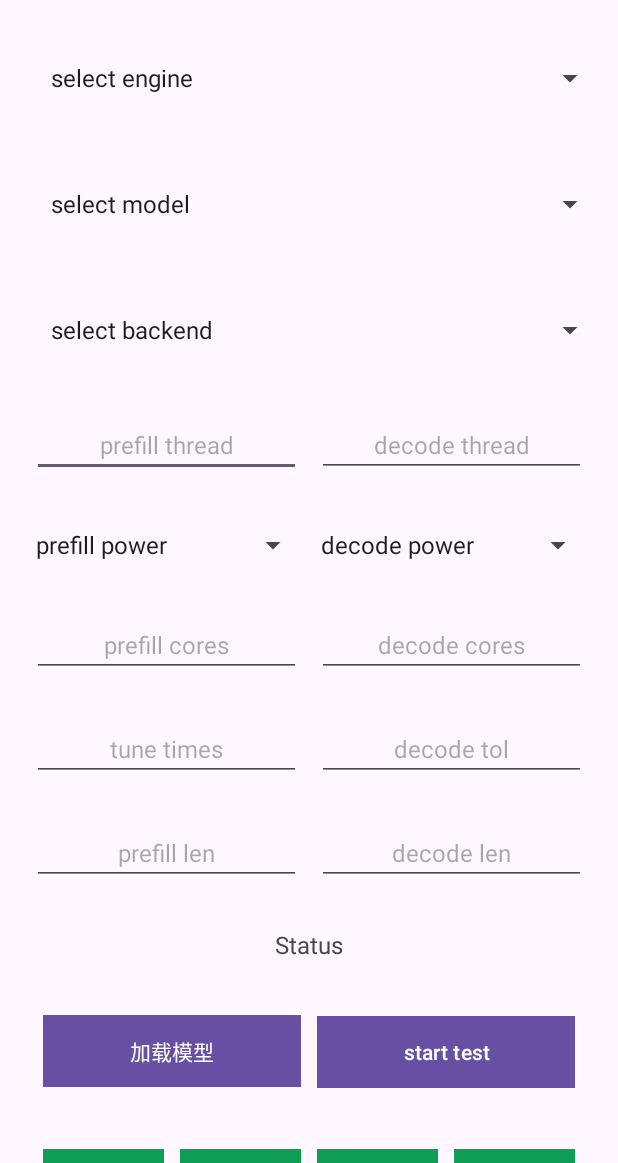
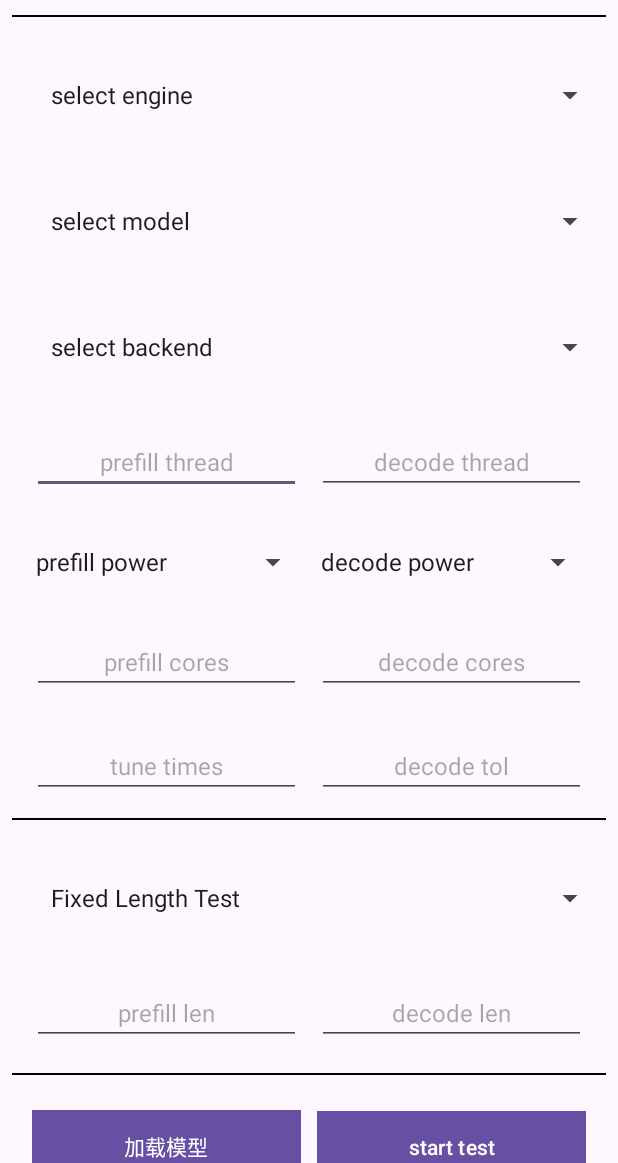
Before and after one commit to huangzhengxiang/LLM-Profiler, an Android app: the screen it shows after launch (MainActivity), on a phone screen of 412 x 824 dp, the part 73-1236 px from its top. Run offline under Robolectric (Android 15) with nearby library versions, the phone set to English and light mode, and no system bars.

Commit message:
add 2 test modes

```diff
--- a/android2/app/src/main/java/com/iot/audio/MainActivity.java
+++ b/android2/app/src/main/java/com/iot/audio/MainActivity.java
@@ -3,6 +3,7 @@ import android.content.Intent;
 import android.content.IntentFilter;
 import android.content.BroadcastReceiver;
 import android.content.pm.PackageManager;
+import android.content.res.AssetManager;
 import android.graphics.Interpolator;
 import android.media.AudioFormat;
 import android.media.MediaPlayer;
@@ -19,8 +20,10 @@ import android.os.Message;
 import android.os.ParcelFileDescriptor;
 import android.util.Log;
 import android.view.View;
+import android.widget.AdapterView;
 import android.widget.ArrayAdapter;
 import android.widget.EditText;
+import android.widget.LinearLayout;
 import android.widget.ListView;
 import android.widget.Spinner;
 import android.widget.TextView;
@@ -42,6 +45,7 @@ import java.io.IOException;
 import java.util.ArrayList;
 import java.util.Timer;
 import java.util.TimerTask;
+import java.nio.file.Paths;
 
 import static android.Manifest.permission.RECORD_AUDIO;
 import static android.Manifest.permission.WRITE_EXTERNAL_STORAGE;
@@ -76,6 +80,8 @@ public class MainActivity extends AppCompatActivity {
 
     // <view begin
     private Spinner mEngineSelectSpinner, mModelSelectSpinner, mBackendSelectSpinner, mPrefillPowerSelectSpinner, mDecodePowerSelectSpinner;
+    private Spinner mTestModeSpinner, mDatasetSpinner;
+    private LinearLayout FixedLengthTestLayout, DatasetTestLayout;
     private EditText prefillThreadNumTV, decodeThreadNumTV, decodeCorePlanInputTV,  prefillLenTV, decodeLenTV;
     private EditText tuneTimesTV, toleranceTV;
     private TextView prefillSpeedTV, prefillBatteryTV, prefillEnergyTV, decodeSpeedTV, decodeBatteryTV, decodeEnergyTV, statusTV, decodeCorePlanTV;
@@ -189,6 +195,10 @@ public class MainActivity extends AppCompatActivity {
         decodeSpeedTV = findViewById(R.id.DecodeSpeed);
         decodeBatteryTV = findViewById(R.id.DecodeCapacity);
         decodeEnergyTV = findViewById(R.id.DecodeEnergy);
+        mTestModeSpinner = findViewById(R.id.TestMode);
+        mDatasetSpinner = findViewById(R.id.DatasetSelect);
+        FixedLengthTestLayout = findViewById(R.id.FixedLengthTest);
+        DatasetTestLayout = findViewById(R.id.DatasetTest);
         testButton = findViewById(R.id.startTest);
         prefillThreadNumTV = findViewById(R.id.PrefillThreadNum);
         decodeThreadNumTV = findViewById(R.id.DecodeThreadNum);
@@ -209,7 +219,8 @@ public class MainActivity extends AppCompatActivity {
         populateBackendSpinner();
         populatePowerSpinner(mPrefillPowerSelectSpinner);
         populatePowerSpinner(mDecodePowerSelectSpinner);
-
+        populateTestSpinner();
+        populateDatasetSpinner();
 
 
         recordDir = getExternalFilesDir("Recordings");
@@ -416,6 +427,59 @@ public class MainActivity extends AppCompatActivity {
         spinner.setAdapter(adapter);
     }
 
+    private void populateDatasetSpinner() {
+        String[] paths;
+        AssetManager assetManager=this.getAssets();
+        try {
+            paths = assetManager.list("samples");
+        } catch (IOException e) {
+            return;
+        }
+        if (paths==null) {
+            return;
+        }
+        ArrayList<String> datasets = new ArrayList<String>();
+        for (String path: paths) {
+            try {
+                String[] dirs = assetManager.list(Paths.get("samples", path).toString());
+                if (dirs!=null && dirs.length!=0) {
+                    datasets.add(path);
+                }
+            } catch (IOException e) {
+                continue;
+            }
+        }
+        ArrayAdapter<String> adapter = new ArrayAdapter<String>(this, android.R.layout.simple_spinner_dropdown_item, datasets);
+        mDatasetSpinner.setAdapter(adapter);
+    }
+
+    private void populateTestSpinner() {
+        ArrayList<String> tests = new ArrayList<String>();
+        tests.add("Fixed Length Test");
+        tests.add("Dataset Test");
+        ArrayAdapter<String> adapter = new ArrayAdapter<String>(this, android.R.layout.simple_spinner_dropdown_item, tests);
+        mTestModeSpinner.setAdapter(adapter);
+        // Set the OnItemSelectedListener
+        mTestModeSpinner.setOnItemSelectedListener(new AdapterView.OnItemSelectedListener() {
+            @Override
+            public void onItemSelected(AdapterView<?> parent, View view, int position, long id) {
+                // Get the selected item
+                String selectedItem = parent.getItemAtPosition(position).toString();
+                if (selectedItem=="Fixed Length Test") {
+                    DatasetTestLayout.setVisibility(View.GONE);
+                    FixedLengthTestLayout.setVisibility(View.VISIBLE);
+                } else if (selectedItem=="Dataset Test") {
+                    FixedLengthTestLayout.setVisibility(View.GONE);
+                    DatasetTestLayout.setVisibility(View.VISIBLE);
+                }
+            }
+            @Override
+            public void onNothingSelected(AdapterView<?> parent) {
+                // Another interface callback
+            }
+        });
+    }
+
     public float avgIntArray(ArrayList<Integer> arrayList) {
         int res = 0;
         for (int i=0; i<arrayList.size(); ++i) {
--- a/android2/app/src/main/res/layout/activity_main.xml
+++ b/android2/app/src/main/res/layout/activity_main.xml
@@ -33,8 +33,12 @@
             android:textColor="@color/white"
             android:textSize="30sp" />
 
-        <!--This will display the status of our app when
-            we will record some audio and play that audio-->
+        <!-- Horizontal Line -->
+        <View
+            android:layout_width="match_parent"
+            android:layout_height="1dp"
+            android:layout_marginBottom="10dp"
+            android:background="#000000" />
 
         <Spinner
             android:id="@+id/EngineSelect"
@@ -185,13 +189,38 @@
                 android:textSize="16sp" />
         </LinearLayout>
 
+        <!-- Horizontal Line -->
+        <View
+            android:layout_width="match_parent"
+            android:layout_height="1dp"
+            android:layout_marginBottom="10dp"
+            android:background="#000000" />
+
+        <Spinner
+            android:id="@+id/TestMode"
+            android:layout_width="match_parent"
+            android:layout_height="wrap_content"
+            android:layout_gravity="center"
+            android:padding="8pt"
+            android:prompt="@string/test"
+            android:spinnerMode="dropdown" />
 
         <LinearLayout
             android:layout_width="match_parent"
             android:layout_height="wrap_content"
             android:layout_gravity="center"
+            android:orientation="vertical">
+
+
+            <LinearLayout
+                android:id="@+id/FixedLengthTest"
+                android:layout_width="match_parent"
+                android:layout_height="wrap_content"
+                android:layout_centerInParent="true"
+                android:layout_gravity="center"
                 android:orientation="horizontal"
                 android:padding="8dp"
+                android:visibility="visible"
                 android:weightSum="2">
 
                 <EditText
@@ -200,8 +229,8 @@
                     android:layout_height="wrap_content"
                     android:layout_margin="5dp"
                     android:layout_weight="1"
+                    android:hint="prefill len"
                     android:text=""
-                android:hint="prefill len"
                     android:textAlignment="center"
                     android:textSize="16sp" />
 
@@ -211,27 +240,58 @@
                     android:layout_height="wrap_content"
                     android:layout_margin="5dp"
                     android:layout_weight="1"
+                    android:hint="decode len"
                     android:text=""
-                android:hint="decode len"
                     android:textAlignment="center"
                     android:textSize="16sp" />
             </LinearLayout>
 
-        <TextView
-            android:id="@+id/idTVstatus"
+            <LinearLayout
+                android:id="@+id/DatasetTest"
                 android:layout_width="match_parent"
                 android:layout_height="wrap_content"
-            android:padding="15dp"
-            android:text="@string/status"
-            android:textAlignment="center"
-            android:textSize="16sp" />
+                android:layout_centerInParent="true"
+                android:layout_gravity="center"
+                android:orientation="vertical"
+                android:visibility="gone">
+
+                <Spinner
+                    android:id="@+id/DatasetSelect"
+                    android:layout_width="match_parent"
+                    android:layout_height="wrap_content"
+                    android:layout_gravity="center"
+                    android:padding="8pt"
+                    android:prompt="@string/test"
+                    android:spinnerMode="dropdown" />
+
+                <Button
+                    android:id="@+id/Continue"
+                    android:layout_width="match_parent"
+                    android:layout_height="wrap_content"
+                    android:layout_gravity="center"
+                    android:background="#3bb5ee"
+                    android:onClick="testRun"
+                    android:layout_margin="5dp"
+                    android:text="Continue"></Button>
+
+            </LinearLayout>
+
+        </LinearLayout>
+
+        <!-- Horizontal Line -->
+        <View
+            android:layout_width="match_parent"
+            android:layout_height="1dp"
+            android:layout_marginTop="5dp"
+            android:layout_marginBottom="10dp"
+            android:background="#000000" />
 
         <LinearLayout
             android:layout_width="match_parent"
             android:layout_height="wrap_content"
             android:layout_gravity="center"
             android:orientation="horizontal"
-            android:padding="15dp"
+            android:padding="8dp"
             android:weightSum="2">
 
             <Button
@@ -257,6 +317,17 @@
                 android:text="start test"></Button>
         </LinearLayout>
 
+        <TextView
+            android:id="@+id/idTVstatus"
+            android:layout_width="match_parent"
+            android:layout_height="wrap_content"
+            android:layout_marginBottom="5dp"
+            android:padding="15dp"
+            android:text="@string/status"
+            android:textAlignment="center"
+            android:textSize="16sp" />
+
+
         <!--Linear Layout for adding textviews
             in horizontal manner-->
         <LinearLayout
@@ -264,7 +335,7 @@
             android:layout_height="wrap_content"
             android:layout_gravity="center"
             android:orientation="horizontal"
-            android:padding="15dp"
+            android:padding="8dp"
             android:weightSum="4">
             <!--Textview to start audio recording
                 drawableTop will add above mic image-->
--- a/android2/app/src/main/res/values/strings.xml
+++ b/android2/app/src/main/res/values/strings.xml
@@ -5,6 +5,7 @@
     <string name="backend">select backend</string>
     <string name="prefill_power">prefill power</string>
     <string name="decode_power">decode power</string>
+    <string name="test">select test mode</string>
     <string name="toggle_flash">Toggle Flash</string>
     <string name="action_settings">Settings</string>
     <string name="scanned_data">Scanned Data</string>
```
Also changed, not shown: 2 other files. Lines whose indentation alone changed are shown as unchanged.
